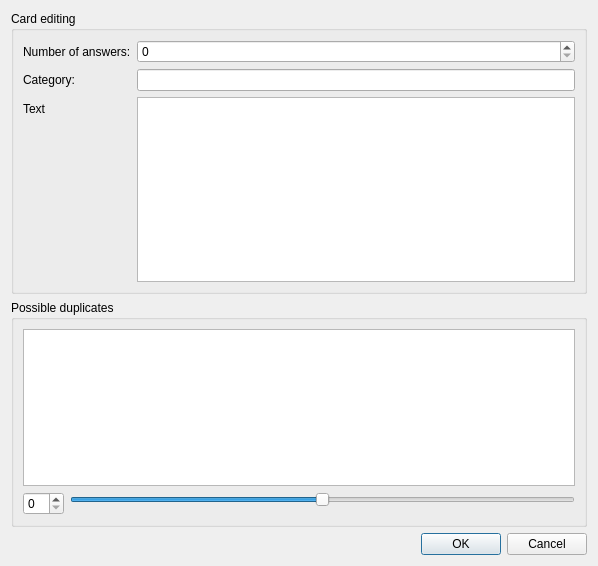
AnotherStranger/cah-fullformat-helper, file src/carddatamappingwidget.ui: the form before one commit.
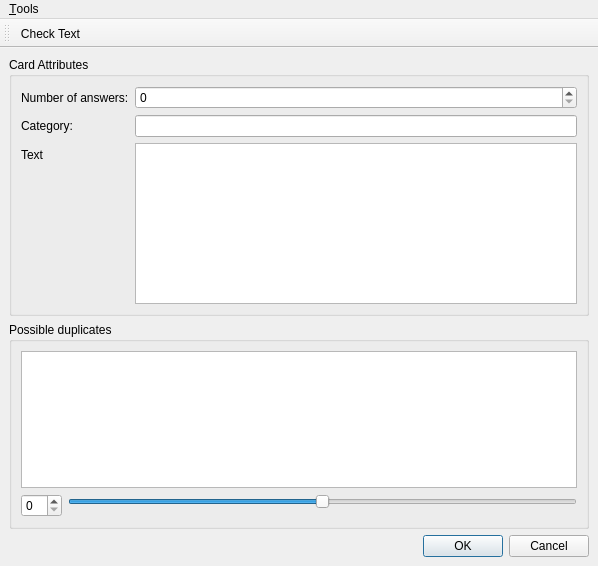
The form after the commit. Icons and pictures are not drawn.

Commit message: Put Card editing into own window.

Diff of the .ui file:
```diff
--- a/src/carddatamappingwidget.ui
+++ b/src/carddatamappingwidget.ui
@@ -1,7 +1,7 @@
 <?xml version="1.0" encoding="UTF-8"?>
 <ui version="4.0">
  <class>CardDataMappingWidget</class>
- <widget class="QWidget" name="CardDataMappingWidget">
+ <widget class="QMainWindow" name="CardDataMappingWidget">
   <property name="geometry">
    <rect>
     <x>0</x>
@@ -13,6 +13,7 @@
   <property name="windowTitle">
    <string>Form</string>
   </property>
+  <widget class="QWidget" name="centralwidget">
   <layout class="QVBoxLayout" name="verticalLayout_2">
    <item>
     <widget class="QGroupBox" name="cardGroup">
@@ -23,7 +24,7 @@
       </sizepolicy>
      </property>
      <property name="title">
-      <string>Card editing</string>
+       <string>Card Attributes</string>
      </property>
      <layout class="QFormLayout" name="formLayout_2">
       <item row="1" column="0">
@@ -121,6 +122,48 @@
    </item>
   </layout>
  </widget>
+  <widget class="QToolBar" name="toolBar">
+   <property name="windowTitle">
+    <string>toolBar</string>
+   </property>
+   <attribute name="toolBarArea">
+    <enum>TopToolBarArea</enum>
+   </attribute>
+   <attribute name="toolBarBreak">
+    <bool>false</bool>
+   </attribute>
+   <addaction name="actionCheck_Text"/>
+  </widget>
+  <widget class="QMenuBar" name="menuBar">
+   <property name="geometry">
+    <rect>
+     <x>0</x>
+     <y>0</y>
+     <width>598</width>
+     <height>30</height>
+    </rect>
+   </property>
+   <widget class="QMenu" name="menuTools">
+    <property name="title">
+     <string>&amp;Tools</string>
+    </property>
+    <addaction name="actionCheck_Text"/>
+   </widget>
+   <addaction name="menuTools"/>
+  </widget>
+  <action name="actionCheck_Text">
+   <property name="icon">
+    <iconset resource="resources.qrc">
+     <normaloff>:/images/images/spelling.svg</normaloff>:/images/images/spelling.svg</iconset>
+   </property>
+   <property name="text">
+    <string>&amp;Check Text</string>
+   </property>
+   <property name="shortcut">
+    <string>Ctrl+L</string>
+   </property>
+  </action>
+ </widget>
  <tabstops>
   <tabstop>answerSpin</tabstop>
   <tabstop>categoryEdit</tabstop>
```
Left out of the diff: 6 changed lines with no effect on the pictures. Lines whose indentation alone changed are shown as unchanged. The commit also changes 5 other files.
